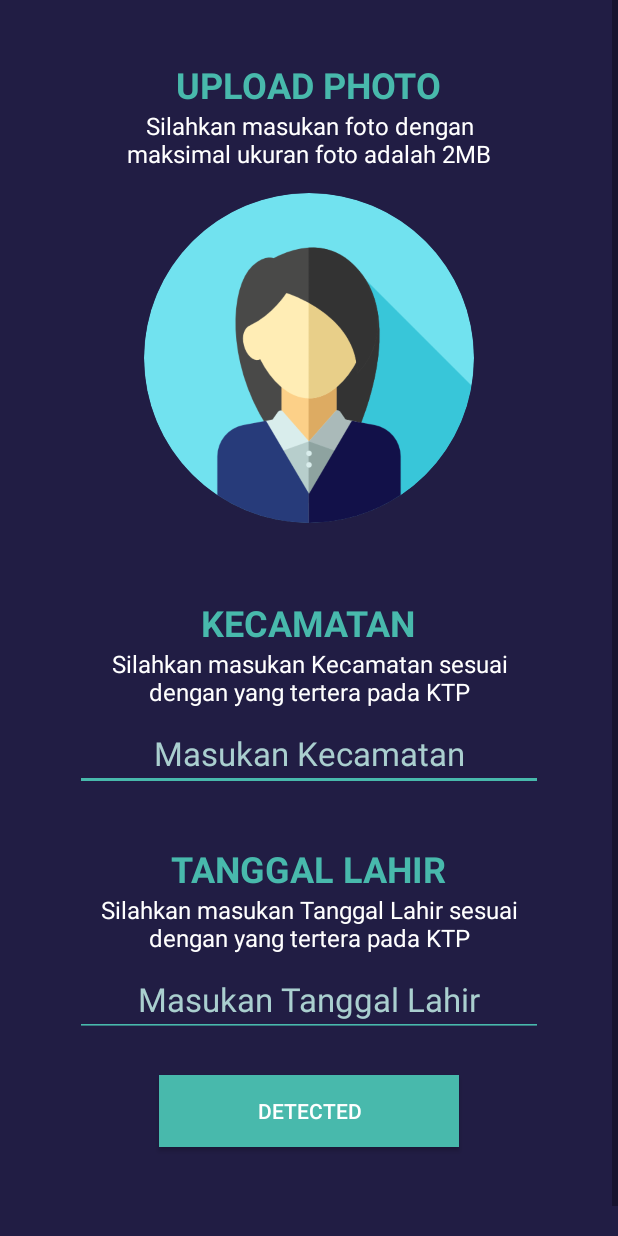
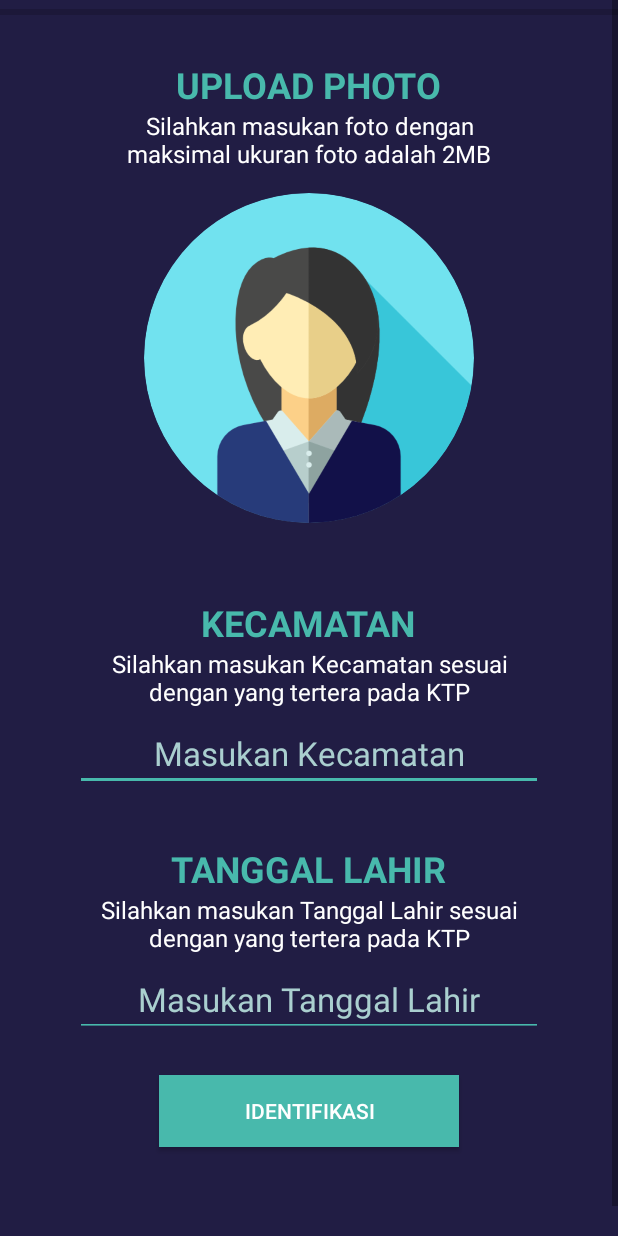
Before and after one commit to cekingx/face-recog, an Android app: the IdentificationActivity screen opened directly, with no data from a screen before it, on a phone screen of 412 x 824 dp. Run offline under Robolectric (Android 15) with nearby library versions, the phone set to English and light mode, and no system bars; our stand-ins replace CircleImageView; pictures from the network do not load.

Commit message:
Identification Activity

```diff
--- a/app/src/main/AndroidManifest.xml
+++ b/app/src/main/AndroidManifest.xml
@@ -11,7 +11,8 @@
         android:roundIcon="@mipmap/ic_launcher_round"
         android:supportsRtl="true"
         android:theme="@style/AppThemeNoActionBar">
-        <activity android:name=".Activity.IdentificationActivity"></activity>
+        <activity android:name=".Activity.IdentificationResultActivity"></activity>
+        <activity android:name=".Activity.IdentificationActivity" />
         <activity android:name=".Activity.LoginActivity">
             <intent-filter>
                 <action android:name="android.intent.action.MAIN" />
--- a/app/src/main/java/xyz/cekingx/facerecog/Activity/NikInputActivity.kt
+++ b/app/src/main/java/xyz/cekingx/facerecog/Activity/NikInputActivity.kt
@@ -14,6 +14,7 @@ import retrofit2.Callback
 import retrofit2.Response
 import xyz.cekingx.facerecog.*
 import xyz.cekingx.facerecog.Entity.UploadResponse
+import xyz.cekingx.facerecog.Interface.MyAPI
 import java.io.File
 import java.io.FileInputStream
 import java.io.FileOutputStream
@@ -27,7 +28,6 @@ class NikInputActivity : AppCompatActivity(),
         super.onCreate(savedInstanceState)
         setContentView(R.layout.activity_nik_input)
 
-//        val intent = Intent(this, DetailActivity::class.java)
 
         foto.setOnClickListener {
             openImageChooser()
--- /dev/null
+++ b/app/src/main/java/xyz/cekingx/facerecog/Entity/IdentificationResponse.kt
@@ -0,0 +1,5 @@
+package xyz.cekingx.facerecog.Entity
+
+data class IdentificationResponse(
+    val url: String? = null
+)
--- /dev/null
+++ b/app/src/main/java/xyz/cekingx/facerecog/Interface/IdentificationService.kt
@@ -0,0 +1,32 @@
+package xyz.cekingx.facerecog.Interface
+
+import okhttp3.MultipartBody
+import okhttp3.RequestBody
+import retrofit2.Call
+import retrofit2.Retrofit
+import retrofit2.converter.gson.GsonConverterFactory
+import retrofit2.http.Multipart
+import retrofit2.http.POST
+import retrofit2.http.Part
+import xyz.cekingx.facerecog.Entity.IdentificationResponse
+
+interface IdentificationService {
+
+    @Multipart
+    @POST("/api/identifikasi")
+    fun uploadImage(
+        @Part foto: MultipartBody.Part,
+        @Part("kecamatan") kecamatan: RequestBody,
+        @Part("tanggal_lahir") tanggal_lahir: RequestBody
+    ): Call<IdentificationResponse>
+
+    companion object {
+        operator fun invoke(): IdentificationService {
+            return Retrofit.Builder()
+                .baseUrl("http://cekingx.xyz/")
+                .addConverterFactory(GsonConverterFactory.create())
+                .build()
+                .create(IdentificationService::class.java)
+        }
+    }
+}
--- a/app/src/main/java/xyz/cekingx/facerecog/MyApi.kt
+++ b/app/src/main/java/xyz/cekingx/facerecog/Interface/MyAPI.kt
@@ -1,4 +1,4 @@
-package xyz.cekingx.facerecog
+package xyz.cekingx.facerecog.Interface
 
 import okhttp3.MultipartBody
 import okhttp3.RequestBody
--- a/app/src/main/res/layout/activity_identification.xml
+++ b/app/src/main/res/layout/activity_identification.xml
@@ -1,13 +1,24 @@
 <?xml version="1.0" encoding="utf-8"?>
 <RelativeLayout xmlns:android="http://schemas.android.com/apk/res/android"
     xmlns:tools="http://schemas.android.com/tools"
-    android:orientation="vertical"
+    android:id="@+id/identification_root_layout"
     android:layout_width="match_parent"
     android:layout_height="match_parent"
     android:background="@color/background"
     android:gravity="center"
+    android:orientation="vertical"
     tools:context=".Activity.IdentificationActivity">
 
+
+    <ProgressBar
+        android:id="@+id/progress_bar"
+        style="?android:attr/progressBarStyleHorizontal"
+        android:layout_width="match_parent"
+        android:layout_height="wrap_content"
+        android:layout_alignParentStart="true"
+        android:layout_alignParentEnd="true"
+        android:layout_marginStart="0dp"
+        android:layout_marginEnd="0dp" />
 
     <ScrollView
         android:layout_width="match_parent"
@@ -17,11 +28,11 @@
             android:layout_width="match_parent"
             android:layout_height="wrap_content"
             android:layout_centerInParent="true"
+            android:layout_marginTop="40dp"
+            android:layout_marginBottom="40dp"
             android:gravity="center"
             android:orientation="vertical"
-            android:scrollbars="vertical"
-            android:layout_marginTop="40dp"
-            android:layout_marginBottom="40dp">
+            android:scrollbars="vertical">
 
             <TextView
                 android:layout_width="wrap_content"
@@ -34,16 +45,18 @@
             <TextView
                 android:layout_width="280dp"
                 android:layout_height="wrap_content"
+                android:layout_marginBottom="15dp"
                 android:gravity="center"
                 android:text="Silahkan masukan foto dengan maksimal ukuran foto adalah 2MB"
                 android:textAppearance="@style/Base.TextAppearance.AppCompat.Subhead"
-                android:textColor="@color/white"
-                android:layout_marginBottom="15dp"/>
+                android:textColor="@color/white" />
 
             <RelativeLayout
                 android:layout_width="wrap_content"
                 android:layout_height="wrap_content">
+
                 <de.hdodenhof.circleimageview.CircleImageView
+                    android:id="@+id/foto"
                     android:layout_width="220dp"
                     android:layout_height="220dp"
                     android:src="@drawable/testimonial" />
@@ -53,11 +66,11 @@
             <TextView
                 android:layout_width="wrap_content"
                 android:layout_height="wrap_content"
+                android:layout_marginTop="50dp"
                 android:text="KECAMATAN"
                 android:textColor="@color/tosca"
                 android:textSize="24sp"
-                android:textStyle="bold"
-                android:layout_marginTop="50dp"/>
+                android:textStyle="bold" />
 
             <TextView
                 android:layout_width="280dp"
@@ -77,6 +90,7 @@
                 android:paddingRight="50dp">
 
                 <androidx.appcompat.widget.AppCompatEditText
+                    android:id="@+id/kecamatan_input"
                     android:layout_width="match_parent"
                     android:layout_height="wrap_content"
                     android:backgroundTint="@color/tosca"
@@ -88,9 +102,7 @@
                     android:textColor="@color/tosca"
                     android:textColorHint="@color/buram"
                     android:textCursorDrawable="@color/tosca"
-                    android:textStyle="normal"
-                    >
-                </androidx.appcompat.widget.AppCompatEditText>
+                    android:textStyle="normal"></androidx.appcompat.widget.AppCompatEditText>
             </LinearLayout>
 
 
@@ -98,11 +110,11 @@
             <TextView
                 android:layout_width="wrap_content"
                 android:layout_height="wrap_content"
+                android:layout_marginTop="20dp"
                 android:text="TANGGAL LAHIR"
                 android:textColor="@color/tosca"
                 android:textSize="24sp"
-                android:textStyle="bold"
-                android:layout_marginTop="20dp"/>
+                android:textStyle="bold" />
 
             <TextView
                 android:layout_width="280dp"
@@ -122,30 +134,31 @@
                 android:paddingRight="50dp">
 
                 <androidx.appcompat.widget.AppCompatEditText
+                    android:id="@+id/tanggal_lahir_input"
                     android:layout_width="match_parent"
                     android:layout_height="wrap_content"
                     android:backgroundTint="@color/tosca"
                     android:gravity="center"
                     android:hint="Masukan Tanggal Lahir"
+                    android:inputType="date"
                     android:maxLines="1"
                     android:singleLine="true"
                     android:textAppearance="@style/Base.TextAppearance.AppCompat.Large"
                     android:textColor="@color/tosca"
                     android:textColorHint="@color/buram"
                     android:textCursorDrawable="@color/tosca"
-                    android:textStyle="normal"
-                    android:inputType="date">
-                </androidx.appcompat.widget.AppCompatEditText>
+                    android:textStyle="normal"></androidx.appcompat.widget.AppCompatEditText>
             </LinearLayout>
 
             <androidx.appcompat.widget.AppCompatButton
+                android:id="@+id/identification_button"
                 android:layout_width="200dp"
                 android:layout_height="wrap_content"
+                android:layout_marginTop="10dp"
+                android:layout_marginBottom="80dp"
                 android:background="@color/tosca"
-                android:text="DETECTED"
-                android:textColor="@android:color/white"
-                android:layout_marginTop="10dp"
-                android:layout_marginBottom="80dp"/>
+                android:text="identifikasi"
+                android:textColor="@android:color/white" />
         </LinearLayout>
 
     </ScrollView>
```
Also changed, not shown: app/src/main/java/xyz/cekingx/facerecog/Activity/IdentificationActivity.kt (+118 -1 lines), app/src/main/java/xyz/cekingx/facerecog/Activity/IdentificationResultActivity.kt (added, +14 -0 lines), app/src/main/res/layout/activity_identification_result.xml (added, +9 -0 lines), app/src/main/res/values/strings.xml (+9 -0 lines).
